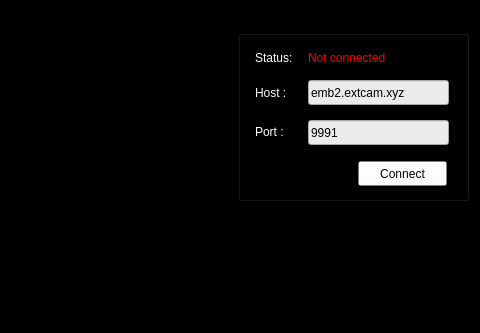
Before: the Qt Designer form mainwindow.ui in panovnikolay/streetlight, drawn with Qt 5; both pictures show x 332 to 812 and y 0 to 333 of the 812 by 587 pixel window.
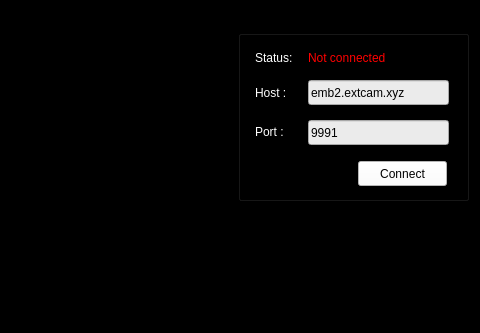
After: the same form once the commit is applied. Icons and pictures are not drawn.

Commit message: add layout and button style for ms windows support

The edit to the form file:
```diff
--- a/mainwindow.ui
+++ b/mainwindow.ui
@@ -92,6 +92,12 @@
       <height>25</height>
      </rect>
     </property>
+    <property name="styleSheet">
+     <string notr="true">QPushButton {
+	background-color: white;
+	borderpstyle: outset;
+}</string>
+    </property>
     <property name="text">
      <string>Connect</string>
     </property>
```
The commit also changes 3 other files.
